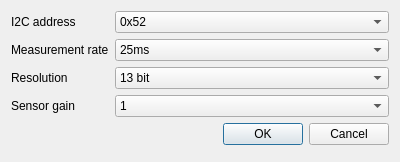
opieters/gloxinia2, file gui_qt/GloxiniaConfigurator/sensorapds9306_065dialog.ui: the form before one commit.
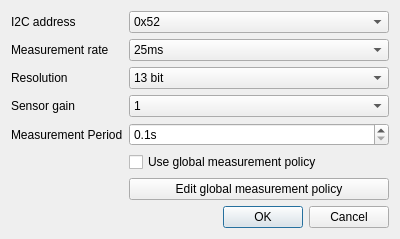
The form after the commit.

The edit to the form file:
```diff
--- a/gui_qt/GloxiniaConfigurator/sensorapds9306_065dialog.ui
+++ b/gui_qt/GloxiniaConfigurator/sensorapds9306_065dialog.ui
@@ -7,7 +7,7 @@
     <x>0</x>
     <y>0</y>
     <width>400</width>
-    <height>162</height>
+    <height>238</height>
    </rect>
   </property>
   <property name="windowTitle">
@@ -153,7 +153,7 @@
      </item>
     </widget>
    </item>
-   <item row="4" column="0" colspan="2">
+   <item row="8" column="0" colspan="2">
     <widget class="QDialogButtonBox" name="confirmBox">
      <property name="orientation">
       <enum>Qt::Horizontal</enum>
@@ -163,6 +163,46 @@
      </property>
     </widget>
    </item>
+   <item row="4" column="0">
+    <widget class="QLabel" name="periodLabel">
+     <property name="text">
+      <string>Measurement Period</string>
+     </property>
+    </widget>
+   </item>
+   <item row="6" column="1">
+    <widget class="QCheckBox" name="periodPolicyBox">
+     <property name="text">
+      <string>Use global measurement policy</string>
+     </property>
+    </widget>
+   </item>
+   <item row="7" column="1">
+    <widget class="QPushButton" name="gperiodButton">
+     <property name="text">
+      <string>Edit global measurement policy</string>
+     </property>
+    </widget>
+   </item>
+   <item row="4" column="1">
+    <widget class="QDoubleSpinBox" name="periodBox">
+     <property name="suffix">
+      <string notr="true">s</string>
+     </property>
+     <property name="decimals">
+      <number>1</number>
+     </property>
+     <property name="minimum">
+      <double>0.100000000000000</double>
+     </property>
+     <property name="maximum">
+      <double>6553.600000000000364</double>
+     </property>
+     <property name="singleStep">
+      <double>0.100000000000000</double>
+     </property>
+    </widget>
+   </item>
   </layout>
  </widget>
  <resources/>
```
